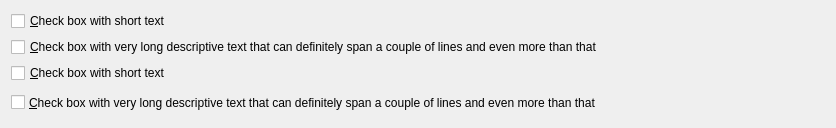
ilammy/qt-multiline-check-box, file MainWindow.ui: the form before one commit.
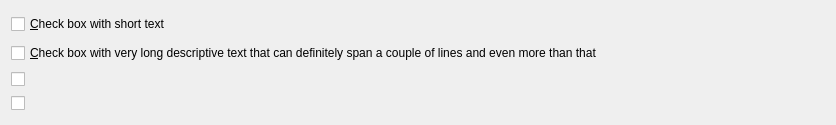
The form after the commit. Custom widgets are drawn as their Qt base class.

What changed in the file:
```diff
--- a/MainWindow.ui
+++ b/MainWindow.ui
@@ -7,7 +7,7 @@
     <x>0</x>
     <y>0</y>
     <width>836</width>
-    <height>128</height>
+    <height>125</height>
    </rect>
   </property>
   <property name="windowTitle">
@@ -30,52 +30,10 @@
      </widget>
     </item>
     <item>
-     <widget class="MultilineCheckBox" name="checkBox3">
-      <property name="text">
-       <string>&amp;Check box with short text</string>
-      </property>
-     </widget>
+     <widget class="MultilineCheckBox" name="checkBox3"/>
     </item>
     <item>
-     <widget class="QWidget" name="widget" native="true">
-      <layout class="QHBoxLayout" name="horizontalLayout" stretch="0,1">
-       <property name="spacing">
-        <number>4</number>
-       </property>
-       <property name="leftMargin">
-        <number>0</number>
-       </property>
-       <property name="topMargin">
-        <number>0</number>
-       </property>
-       <property name="rightMargin">
-        <number>0</number>
-       </property>
-       <property name="bottomMargin">
-        <number>0</number>
-       </property>
-       <item>
-        <widget class="QCheckBox" name="checkBox">
-         <property name="text">
-          <string/>
-         </property>
-        </widget>
-       </item>
-       <item>
-        <widget class="QLabel" name="label">
-         <property name="text">
-          <string>&amp;Check box with very long descriptive text that can definitely span a couple of lines and even more than that</string>
-         </property>
-         <property name="wordWrap">
-          <bool>true</bool>
-         </property>
-         <property name="buddy">
-          <cstring>checkBox</cstring>
-         </property>
-        </widget>
-       </item>
-      </layout>
-     </widget>
+     <widget class="QCheckBox" name="checkBox4"/>
     </item>
    </layout>
   </widget>
```
